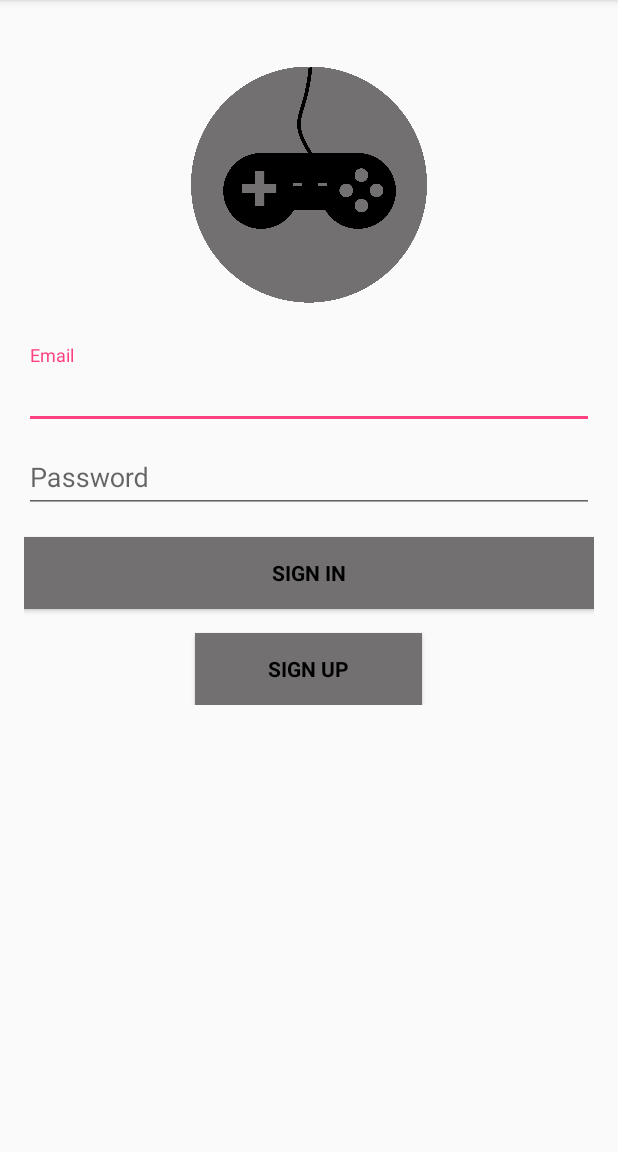
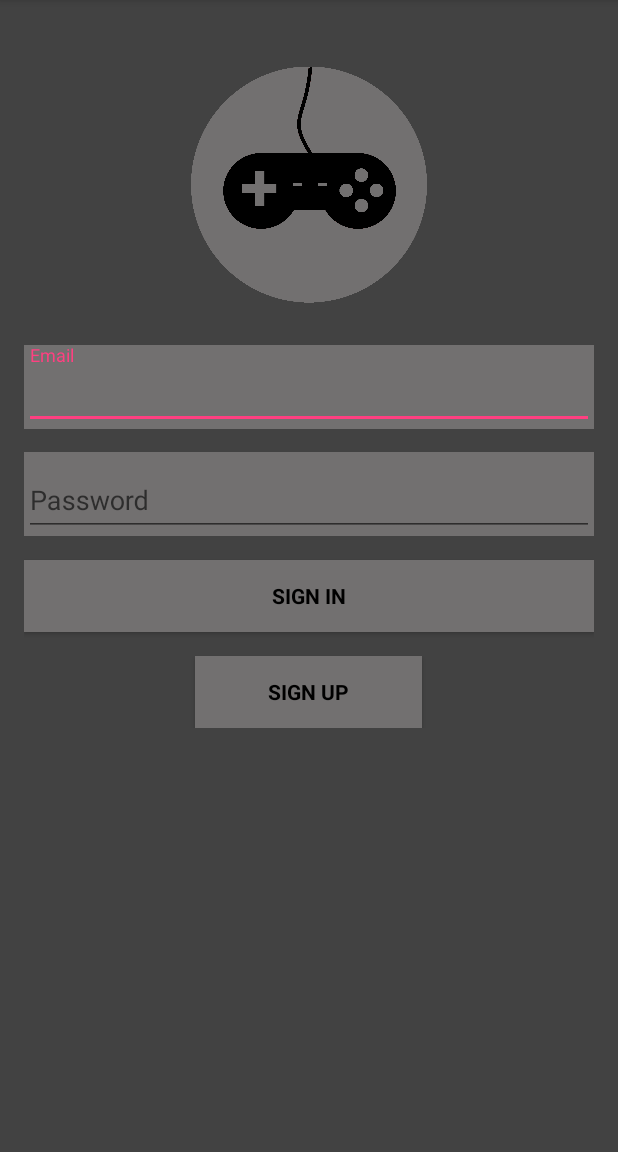
Before and after one commit to colinfran/GamerTagGo, an Android app: the screen it shows after launch (LoginActivity), on a phone screen of 412 x 824 dp, the part 84-1236 px from its top. Run offline under Robolectric (Android 15) with nearby library versions, the phone set to English and light mode, and no system bars; 2 statements that could not run were skipped.

```diff
--- a/app/src/main/java/ssu/gamertaggo/LoginActivity.java
+++ b/app/src/main/java/ssu/gamertaggo/LoginActivity.java
@@ -1,4 +1,5 @@
 package ssu.gamertaggo;
+
 
 import android.animation.Animator;
 import android.animation.AnimatorListenerAdapter;
@@ -37,6 +38,9 @@ import static android.Manifest.permission.READ_CONTACTS;
 /**
  * A login screen that offers login via email/password.
  */
+
+
+
 public class LoginActivity extends AppCompatActivity implements LoaderCallbacks<Cursor> {
 
     /**
--- a/app/src/main/res/layout/activity_login.xml
+++ b/app/src/main/res/layout/activity_login.xml
@@ -9,7 +9,8 @@
     android:paddingTop="@dimen/activity_vertical_margin"
     tools:context="com.colinfran.myapplication.LoginActivity"
     android:baselineAligned="false"
-    android:orientation="vertical">
+    android:orientation="vertical"
+    android:background="@color/background">
 
     <!-- Login progress -->
 
@@ -21,14 +22,6 @@
         android:layout_marginBottom="8dp"
         android:visibility="gone"
         android:layout_gravity="center"/>
-
-    <ImageView
-        android:id="@+id/controller"
-        android:layout_width="157dp"
-        android:layout_height="214dp"
-        android:src="@drawable/controller"
-        android:adjustViewBounds="false"
-        android:baselineAlignBottom="false" />
 
     <ScrollView
         android:id="@+id/login_form"
@@ -45,10 +38,19 @@
                 android:layout_height="match_parent"
                 android:orientation="vertical"
                 android:layout_gravity="center">
+                <ImageView
+                    android:id="@+id/controller"
+                    android:layout_width="157dp"
+                    android:layout_height="214dp"
+                    android:src="@drawable/controller"
+                    android:adjustViewBounds="false"
+                    android:baselineAlignBottom="false"
+                    android:layout_gravity="center"/>
 
                 <android.support.design.widget.TextInputLayout
                     android:layout_width="match_parent"
-                    android:layout_height="wrap_content">
+                    android:layout_height="wrap_content"
+                    android:background="#727070">
 
                     <AutoCompleteTextView
                         android:id="@+id/email"
@@ -57,13 +59,19 @@
                         android:hint="@string/prompt_email"
                         android:inputType="textEmailAddress"
                         android:maxLines="1"
-                        android:singleLine="true" />
+                        android:singleLine="true"
+                        android:textColor="#000000"
+                        />
 
                 </android.support.design.widget.TextInputLayout>
+                <Space
+                    android:layout_width="1dp"
+                    android:layout_height="15dp"/>
 
                 <android.support.design.widget.TextInputLayout
                     android:layout_width="match_parent"
-                    android:layout_height="wrap_content">
+                    android:layout_height="wrap_content"
+                    android:background="#727070">
 
                     <EditText
                         android:id="@+id/password"
@@ -75,7 +83,8 @@
                         android:imeOptions="actionUnspecified"
                         android:inputType="textPassword"
                         android:maxLines="1"
-                        android:singleLine="true" />
+                        android:singleLine="true"
+                        android:textColor="#000000" />
 
                 </android.support.design.widget.TextInputLayout>
 
--- /dev/null
+++ b/app/src/main/res/values-w820dp/dimens.xml
@@ -0,0 +1,6 @@
+<resources>
+    <!-- Example customization of dimensions originally defined in res/values/dimens.xml
+         (such as screen margins) for screens with more than 820dp of available width. This
+         would include 7" and 10" devices in landscape (~960dp and ~1280dp respectively). -->
+    <dimen name="activity_horizontal_margin">64dp</dimen>
+</resources>
--- a/app/src/main/res/values/colors.xml
+++ b/app/src/main/res/values/colors.xml
@@ -3,4 +3,6 @@
     <color name="colorPrimary">#000000</color>
     <color name="colorPrimaryDark">#727070</color>
     <color name="colorAccent">#FF4081</color>
+    <color name="background">#424242</color>
+    <color name="white">#ffffff</color>
 </resources>
--- a/app/src/main/res/values/strings.xml
+++ b/app/src/main/res/values/strings.xml
@@ -13,4 +13,7 @@
     <string name="permission_rationale">"Contacts permissions are needed for providing email
         completions."
     </string>
+    <string name="search_for_gamers">Search For Gamers</string>
+    <string name="view_profile">View Profile</string>
+    <string name="edit_profile">Edit Profile</string>
 </resources>
--- a/app/src/main/res/values/styles.xml
+++ b/app/src/main/res/values/styles.xml
@@ -6,6 +6,7 @@
         <item name="colorPrimary">@color/colorPrimary</item>
         <item name="colorPrimaryDark">@color/colorPrimaryDark</item>
         <item name="colorAccent">@color/colorAccent</item>
+
     </style>
 
 </resources>
```
Also changed, not shown: app/src/main/AndroidManifest.xml (+5 -3 lines), app/src/main/java/ssu/gamertaggo/MainActivity.java (added, +14 -0 lines), app/src/main/res/layout/activity_main.xml (added, +76 -0 lines).
